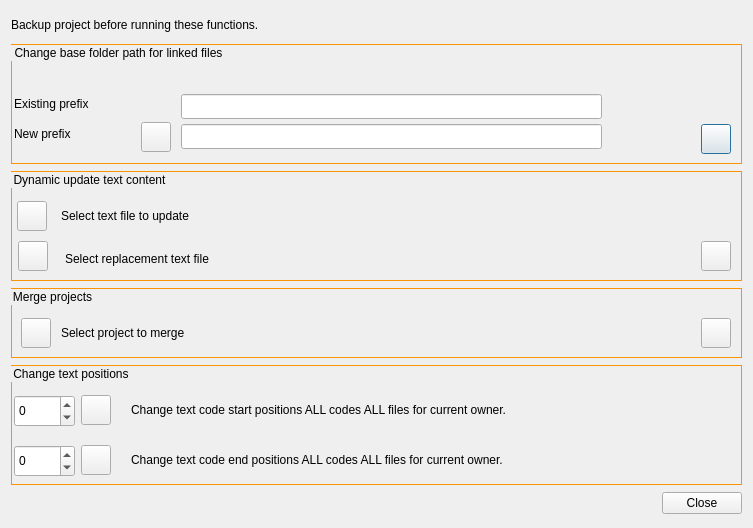
This is GUI_UIs/ui_special_functions.ui in ccbogel/QualCoder as Qt 5 draws it before an edit. The edited form follows.
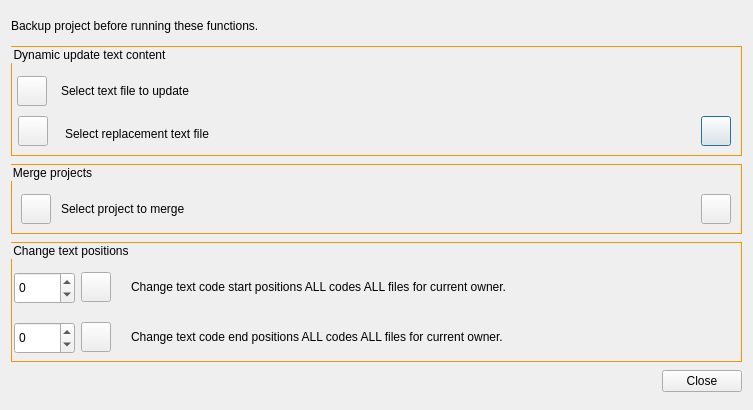
This is the edited form.

What changed in the file:
```diff
--- a/GUI_UIs/ui_special_functions.ui
+++ b/GUI_UIs/ui_special_functions.ui
@@ -7,7 +7,7 @@
     <x>0</x>
     <y>0</y>
     <width>753</width>
-    <height>528</height>
+    <height>410</height>
    </rect>
   </property>
   <property name="maximumSize">
@@ -39,123 +39,6 @@
      </property>
     </widget>
    </item>
-   <item>
-    <widget class="QGroupBox" name="groupBox__base_directory">
-     <property name="minimumSize">
-      <size>
-       <width>0</width>
-       <height>120</height>
-      </size>
-     </property>
-     <property name="maximumSize">
-      <size>
-       <width>16777215</width>
-       <height>120</height>
-      </size>
-     </property>
-     <property name="styleSheet">
-      <string notr="true">QGroupBox{border: 1px solid #f89407;}</string>
-     </property>
-     <property name="title">
-      <string>Change base folder path for linked files</string>
-     </property>
-     <widget class="QLabel" name="label_linked_info">
-      <property name="geometry">
-       <rect>
-        <x>3</x>
-        <y>30</y>
-        <width>721</width>
-        <height>17</height>
-       </rect>
-      </property>
-      <property name="toolTip">
-       <string>Useful if you have transferred a folder of linked files from one operating system to another.
-Or you have changed the location of name of the folder containing linked files.</string>
-      </property>
-      <property name="text">
-       <string/>
-      </property>
-     </widget>
-     <widget class="QLabel" name="label_prefix_old">
-      <property name="geometry">
-       <rect>
-        <x>3</x>
-        <y>50</y>
-        <width>130</width>
-        <height>20</height>
-       </rect>
-      </property>
-      <property name="text">
-       <string>Existing prefix</string>
-      </property>
-     </widget>
-     <widget class="QLabel" name="label_prefix_new">
-      <property name="geometry">
-       <rect>
-        <x>3</x>
-        <y>80</y>
-        <width>121</width>
-        <height>20</height>
-       </rect>
-      </property>
-      <property name="text">
-       <string>New prefix</string>
-      </property>
-     </widget>
-     <widget class="QLineEdit" name="lineEdit_existing_prefix">
-      <property name="geometry">
-       <rect>
-        <x>170</x>
-        <y>50</y>
-        <width>421</width>
-        <height>25</height>
-       </rect>
-      </property>
-     </widget>
-     <widget class="QLineEdit" name="lineEdit_new_prefix">
-      <property name="geometry">
-       <rect>
-        <x>170</x>
-        <y>80</y>
-        <width>421</width>
-        <height>25</height>
-       </rect>
-      </property>
-     </widget>
-     <widget class="QPushButton" name="pushButton_change_prefix">
-      <property name="geometry">
-       <rect>
-        <x>690</x>
-        <y>80</y>
-        <width>30</width>
-        <height>30</height>
-       </rect>
-      </property>
-      <property name="toolTip">
-       <string>Run</string>
-      </property>
-      <property name="text">
-       <string/>
-      </property>
-     </widget>
-     <widget class="QPushButton" name="pushButton_select_path">
-      <property name="geometry">
-       <rect>
-        <x>130</x>
-        <y>78</y>
-        <width>30</width>
-        <height>30</height>
-       </rect>
-      </property>
-      <property name="toolTip">
-       <string>Select base folder path</string>
-      </property>
-      <property name="text">
-       <string/>
-      </property>
-     </widget>
-    </widget>
-   </item>
    <item>
     <widget class="QGroupBox" name="groupBox_update_text">
      <property name="minimumSize">
```
